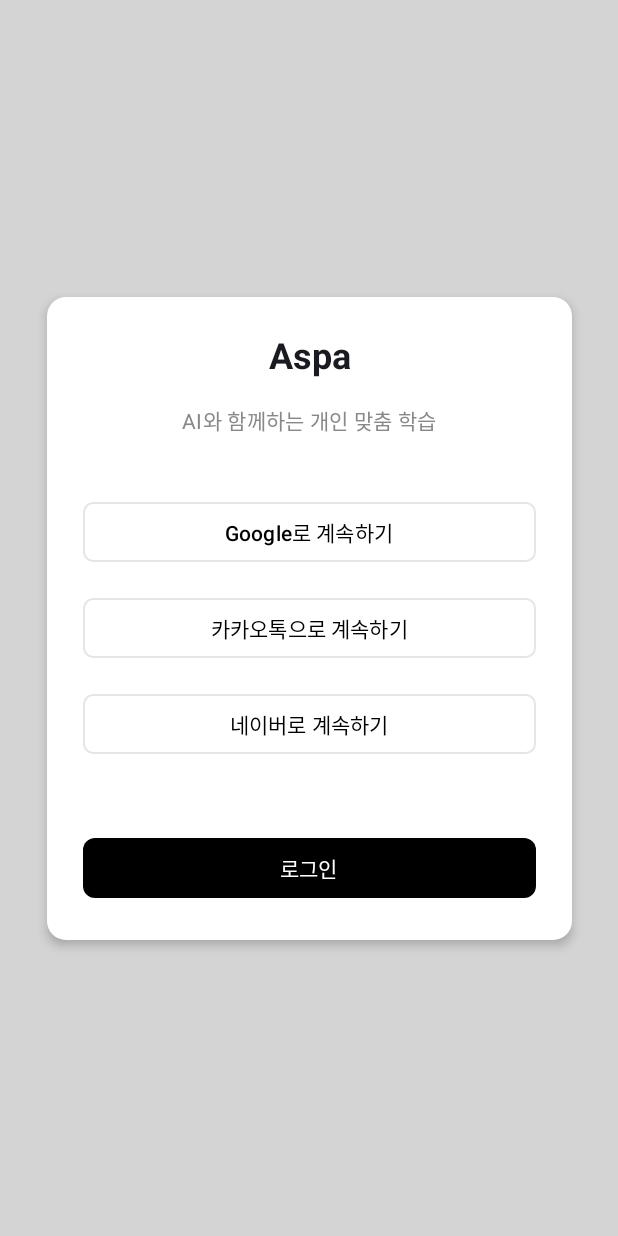
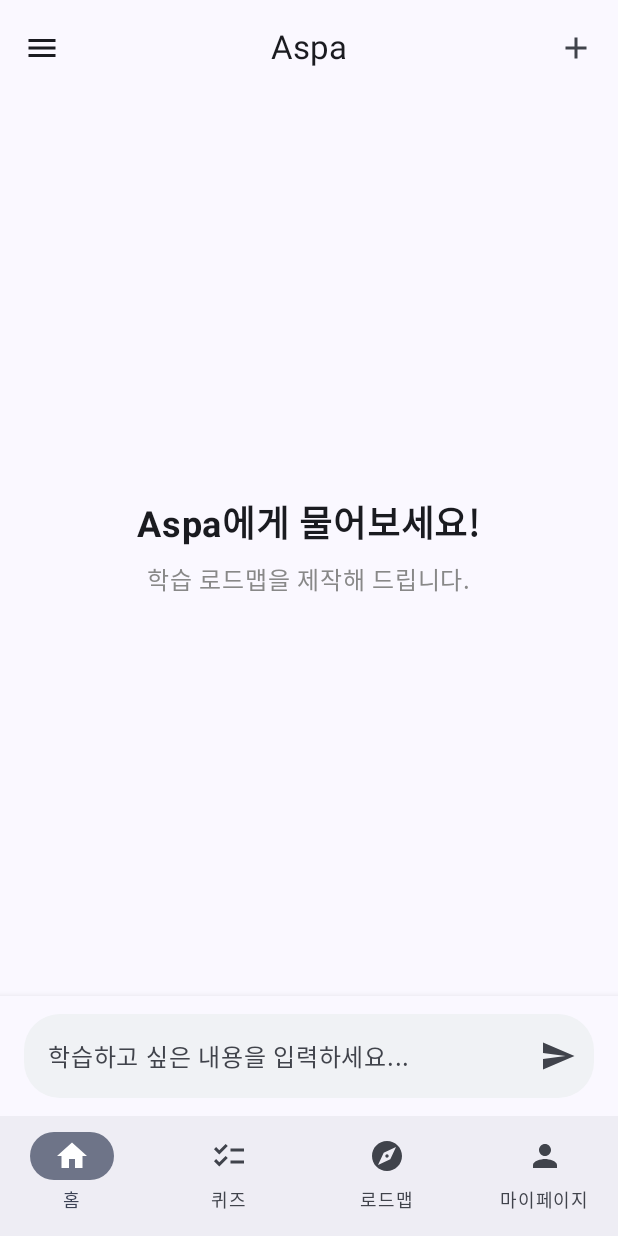
Before and after one commit to LIKELION-Android-Bootcamp-4th/MansBath, an Android app built with Jetpack Compose: the composable AppNavigation shown on its own in the app's theme, on a phone screen of 412 x 824 dp. Run offline under Robolectric (Android 15) with nearby library versions, the phone set to English and light mode, and no system bars; our stand-ins replace Dagger/Hilt's generated code, Firebase (no records; nobody signed in at launch, a user with empty details on screens opened directly); libraries missing offline, so code that uses them is left out: com.kakao.sdk, com.navercorp.nid; 1 statement that could not run was skipped.

Commit message:
chore: 앱 시작 지점 main 으로 변경
login -> main

```diff
--- a/app/src/main/java/com/aspa/aspa/MainActivity.kt
+++ b/app/src/main/java/com/aspa/aspa/MainActivity.kt
@@ -12,15 +12,10 @@ import androidx.activity.enableEdgeToEdge
 import androidx.activity.result.ActivityResultLauncher
 import androidx.activity.result.contract.ActivityResultContracts
 import androidx.compose.runtime.Composable
-import androidx.lifecycle.viewmodel.compose.viewModel
 import androidx.navigation.compose.NavHost
 import androidx.navigation.compose.composable
 import androidx.navigation.compose.rememberNavController
-import com.aspa.aspa.features.home.HomeScreen
-import com.aspa.aspa.features.home.HomeScreenActions
-import com.aspa.aspa.features.home.HomeScreenState
 import com.aspa.aspa.features.login.LoginScreen
-import com.aspa.aspa.features.login.LoginViewModel
 import com.aspa.aspa.features.login.NicknameScreen
 import com.aspa.aspa.features.main.MainScreen
 import com.aspa.aspa.model.Auth
@@ -239,7 +234,7 @@ fun sendAccessTokenToFunctions(accessToken: String?) {
 @Composable
 fun AppNavigation() {
     val navController = rememberNavController()
-    NavHost(navController = navController, startDestination = "login") {
+    NavHost(navController = navController, startDestination = "main") {  // todo: 테스트용 main 시작
         composable("login") {
             LoginScreen(navController)
         }
```
